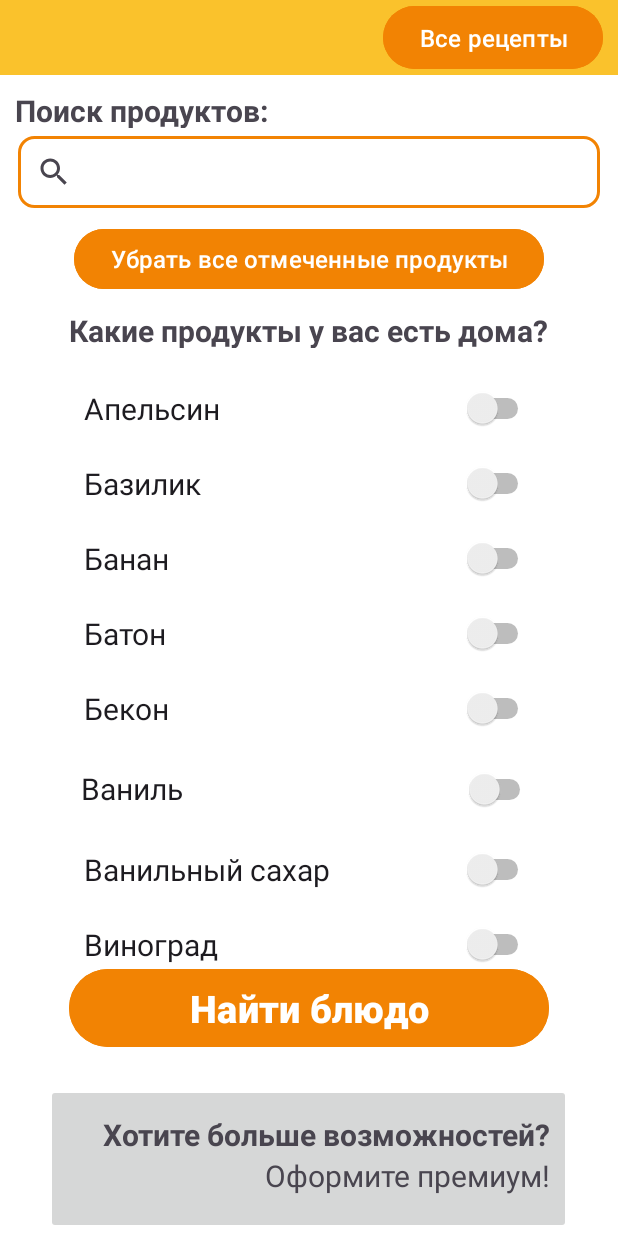
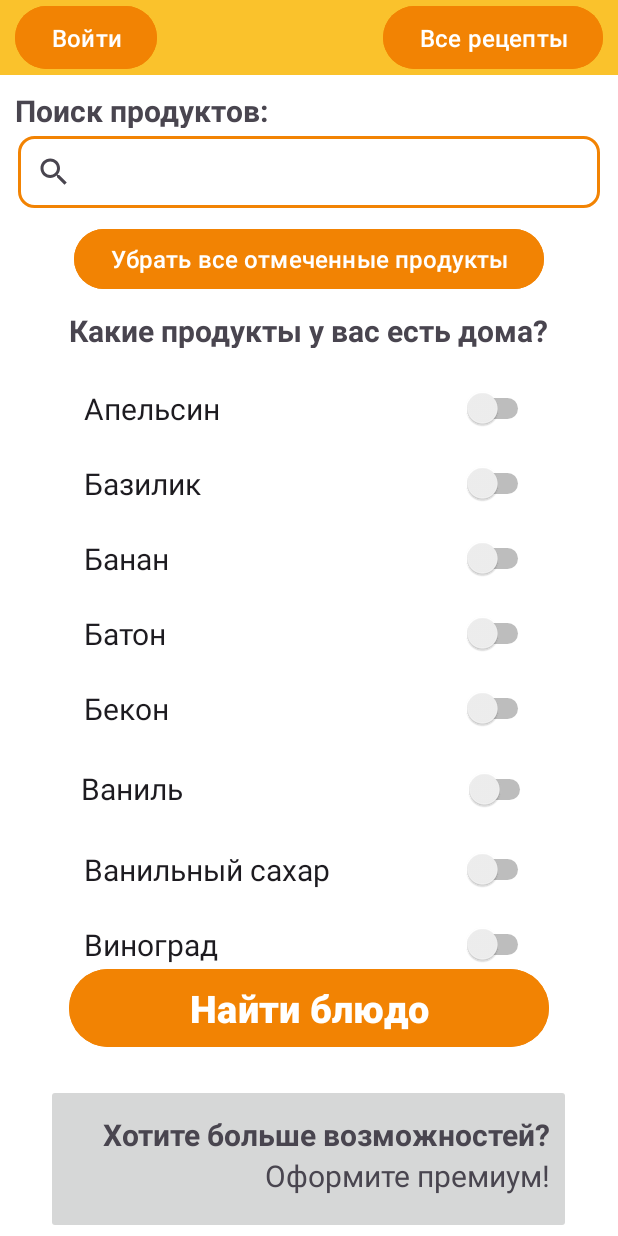
Before and after one commit to le-blyad/PokushAI_Mobile, an Android app: the layout activity_second.xml on its own in the app's theme, with its tools: preview values and no code run, on a phone screen of 412 x 824 dp. Run offline under Robolectric (Android 15) with nearby library versions, the light colour scheme and no system bars; network calls fail.

Commit message:
создал кнопку входа

```diff
--- a/app/src/main/java/com/example/pokushai_mobile/SecondActivity.kt
+++ b/app/src/main/java/com/example/pokushai_mobile/SecondActivity.kt
@@ -42,6 +42,12 @@ class SecondActivity : AppCompatActivity() {
         val allRecipes = findViewById<Button>(R.id.allRecipes)
         allRecipes.setOnClickListener {
             val intent = Intent(this, AllRecipes::class.java)
+            startActivity(intent)
+        }
+
+        val logIn = findViewById<Button>(R.id.logIn)
+        logIn.setOnClickListener {
+            val intent = Intent(this, LogIn::class.java)
             startActivity(intent)
         }
 
--- a/app/src/main/res/layout/activity_second.xml
+++ b/app/src/main/res/layout/activity_second.xml
@@ -26,12 +26,25 @@
             android:background="@color/yelow"
             android:orientation="vertical">
 
+
+        <Button
+            android:id="@+id/logIn"
+            android:layout_width="wrap_content"
+            android:layout_height="50dp"
+            android:layout_gravity="left"
+            android:layout_marginStart="10dp"
+            android:backgroundTint="@color/orange"
+            android:text="Войти"
+            android:textColor="#FFFFFF"
+            android:textSize="16dp" />
+
         <Button
             android:id="@+id/allRecipes"
             android:layout_width="wrap_content"
             android:layout_height="50dp"
             android:layout_gravity="right"
             android:layout_marginEnd="10dp"
+            android:layout_marginTop="-50dp"
             android:backgroundTint="@color/orange"
             android:text="Все рецепты"
             android:textColor="#FFFFFF"
```
